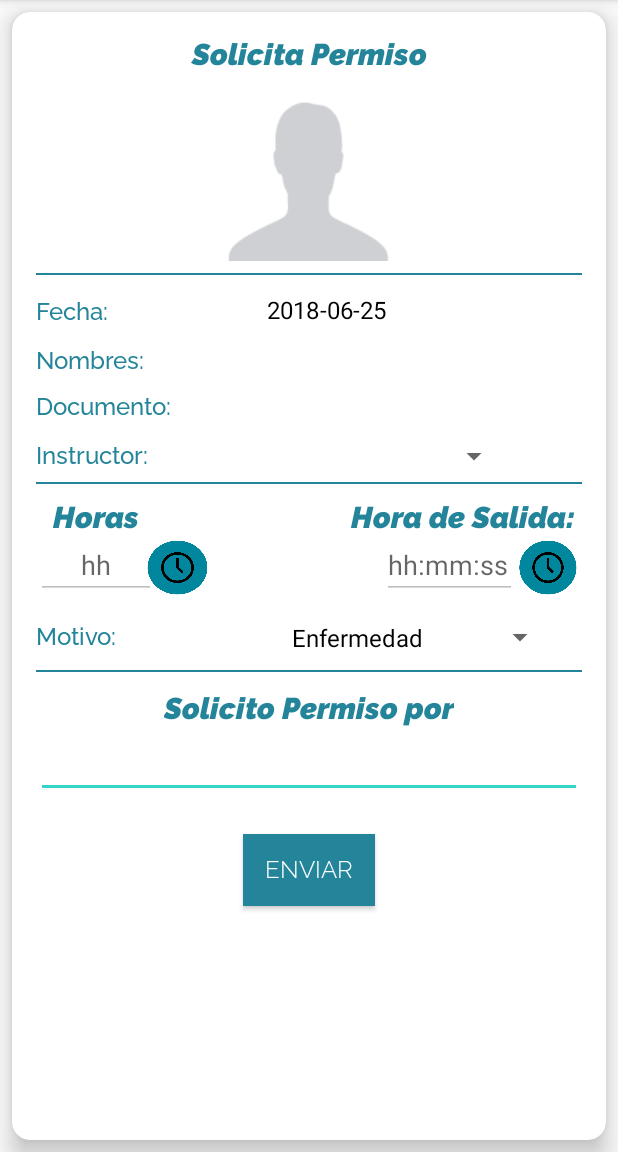
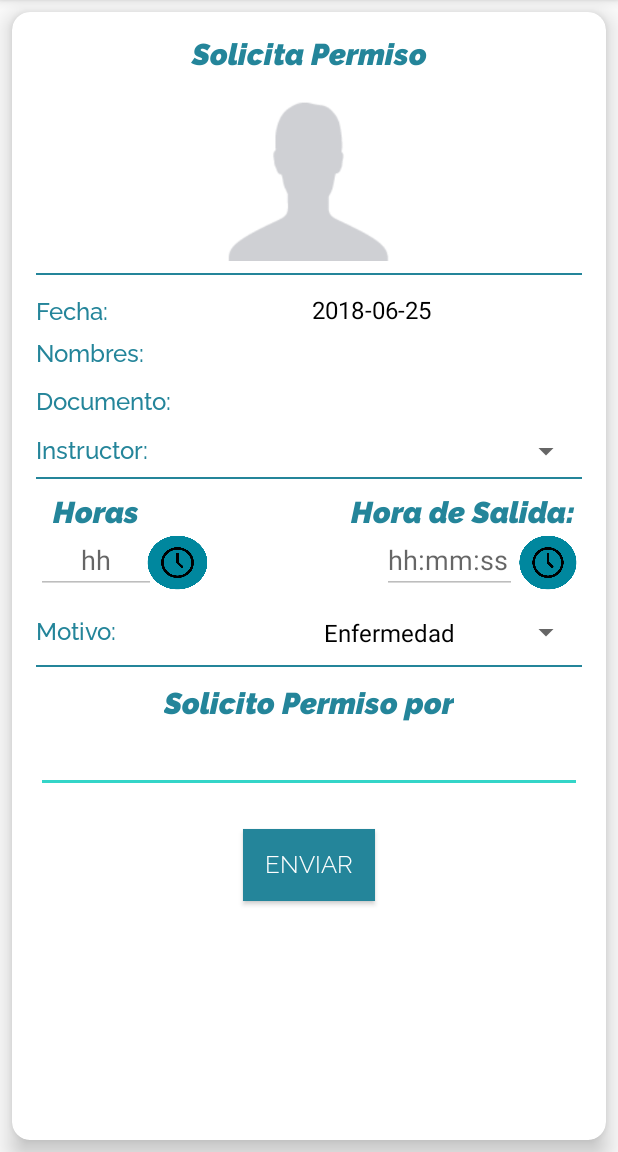
Before and after one commit to DARWorldSkills/pre, an Android app: the fragment FragmentPermiso shown on its own in the app's theme, on a phone screen of 412 x 824 dp, the part 84-1236 px from its top. Run offline under Robolectric (Android 15) with nearby library versions, the phone set to English and light mode, and no system bars; our stand-ins replace Picasso, Volley; network calls fail; pictures from the network do not load; 3 statements that could not run were skipped.

Commit message:
commitLN64

```diff
--- a/Guper/app/src/main/java/com/davidpopayan/sena/guper/Fragments/FragmentPermiso.java
+++ b/Guper/app/src/main/java/com/davidpopayan/sena/guper/Fragments/FragmentPermiso.java
@@ -15,6 +15,7 @@ import android.widget.ArrayAdapter;
 import android.widget.Button;
 import android.widget.EditText;
 import android.widget.ImageButton;
+import android.widget.ImageView;
 import android.widget.NumberPicker;
 import android.widget.Spinner;
 import android.widget.TextView;
@@ -39,6 +40,7 @@ import com.davidpopayan.sena.guper.models.Rol;
 import com.davidpopayan.sena.guper.models.RolPersona;
 import com.google.gson.Gson;
 import com.google.gson.reflect.TypeToken;
+import com.squareup.picasso.Picasso;
 
 import java.lang.reflect.Type;
 import java.text.DateFormat;
@@ -55,6 +57,7 @@ import java.util.Map;
  */
 public class FragmentPermiso extends Fragment implements View.OnClickListener{
     ImageButton btnHora1, btnHora11;
+    ImageView imagePer;
     EditText txtHora1,txtHoraT1;
     EditText txtSolicitarP;
     Button btnenviar;
@@ -99,8 +102,9 @@ public class FragmentPermiso extends Fragment implements View.OnClickListener{
         txtNombrePed = view.findViewById(R.id.txtNombreSP);
         txtDocumento = view.findViewById(R.id.txtdocumentoSP);
         txtfecha = view.findViewById(R.id.txtFechaSP);
+        imagePer = view.findViewById(R.id.imgPersonaP);
 
-
+        personaP = Login.personaT;
         listarMotivos();
 
 
@@ -111,6 +115,11 @@ public class FragmentPermiso extends Fragment implements View.OnClickListener{
         txtNombrePed.setText(Login.personaT.getNombres()+ " " + Login.personaT.getApellidos());
         txtDocumento.setText(Login.personaT.getDocumentoIdentidad());
         txtfecha.setText(dateFormat.format(date).toString());
+        if (personaP.getUrl().equals(null)) {
+            Picasso.with(getContext()).load(personaP.getImgPerfil()).into(imagePer);
+        }else {
+            Toast.makeText(mContext, "No tienes una imagen", Toast.LENGTH_SHORT).show();
+        }
 
         ArrayAdapter<String> adapter = new ArrayAdapter<>(getContext(),android.R.layout.simple_spinner_dropdown_item,MainActivity.instructorList);
         spinstructor.setAdapter(adapter);
@@ -128,6 +137,7 @@ public class FragmentPermiso extends Fragment implements View.OnClickListener{
         datos.add("Otro");
         ArrayAdapter<String> arrayAdapter = new ArrayAdapter(getContext(),android.R.layout.simple_spinner_dropdown_item,datos);
         spMotivo.setAdapter(arrayAdapter);
+
     }
 
     @Override
--- a/Guper/app/src/main/res/layout/fragment_fragment_permiso.xml
+++ b/Guper/app/src/main/res/layout/fragment_fragment_permiso.xml
@@ -21,10 +21,10 @@
         app:cardElevation="9dp"
         app:layout_constraintBottom_toBottomOf="parent"
         app:layout_constraintEnd_toEndOf="parent"
-        app:layout_constraintHorizontal_bias="0.0"
+        app:layout_constraintHorizontal_bias="1.0"
         app:layout_constraintStart_toStartOf="parent"
         app:layout_constraintTop_toTopOf="parent"
-        app:layout_constraintVertical_bias="1.0">
+        app:layout_constraintVertical_bias="0.0">
 
         <ScrollView
             android:layout_width="match_parent"
@@ -69,7 +69,7 @@
 
 
                 <ImageView
-                    android:id="@+id/imageView7"
+                    android:id="@+id/imgPersonaP"
                     android:layout_width="131dp"
                     android:layout_height="109dp"
                     android:layout_gravity="center"
@@ -90,7 +90,7 @@
 
                     <TextView
                         android:id="@+id/txtFechaSP"
-                        android:layout_width="210dp"
+                        android:layout_width="180dp"
                         android:layout_height="wrap_content"
                         android:layout_alignParentBottom="true"
                         android:layout_alignParentEnd="true"
@@ -113,7 +113,7 @@
 
                 <RelativeLayout
                     android:layout_width="match_parent"
-                    android:layout_height="31dp">
+                    android:layout_height="wrap_content">
 
 
                     <TextView
@@ -122,7 +122,7 @@
                         android:layout_height="wrap_content"
                         android:layout_alignParentStart="true"
                         android:layout_alignParentTop="true"
-                        android:layout_marginTop="10dp"
+                        android:layout_marginTop="5dp"
                         android:fontFamily="@font/raleway_medium"
                         android:text="@string/nombres"
                         android:textColor="@color/colorPrimary"
@@ -130,13 +130,13 @@
 
                     <TextView
                         android:id="@+id/txtNombreSP"
-                        android:layout_width="202dp"
+                        android:layout_width="180dp"
                         android:layout_height="wrap_content"
                         android:layout_alignParentEnd="true"
                         android:layout_alignParentTop="true"
-                        android:layout_marginEnd="7dp"
-                        android:layout_marginTop="10dp"
+                        android:layout_marginTop="4dp"
                         android:fontFamily="@font/raleway_medium"
+                        android:inputType="textMultiLine"
                         android:textColor="@color/colorPrimaryDark"
                         android:textSize="16sp" />
 
@@ -162,7 +162,7 @@
 
                     <TextView
                         android:id="@+id/txtdocumentoSP"
-                        android:layout_width="208dp"
+                        android:layout_width="180dp"
                         android:layout_height="wrap_content"
                         android:layout_alignParentBottom="true"
                         android:layout_alignParentEnd="true"
@@ -190,11 +190,10 @@
 
                     <Spinner
                         android:id="@+id/spInstructor"
-                        android:layout_width="167dp"
+                        android:layout_width="180dp"
                         android:layout_height="19dp"
                         android:layout_alignParentBottom="true"
-                        android:layout_alignParentEnd="true"
-                        android:layout_marginEnd="48dp" />
+                        android:layout_alignParentEnd="true" />
 
 
                 </RelativeLayout>
@@ -306,11 +305,10 @@
 
                     <Spinner
                         android:id="@+id/spmotivoP"
-                        android:layout_width="184dp"
+                        android:layout_width="180dp"
                         android:layout_height="wrap_content"
                         android:layout_alignParentEnd="true"
-                        android:layout_alignParentTop="true"
-                        android:layout_marginEnd="17dp" />
+                        android:layout_alignParentTop="true" />
 
 
                 </RelativeLayout>
@@ -353,9 +351,9 @@
                         android:layout_alignParentTop="true"
                         android:layout_centerHorizontal="true"
                         android:ems="10"
-                        android:textColor="@color/colorPrimaryDark"
                         android:fontFamily="@font/raleway_light"
                         android:inputType="textMultiLine"
+                        android:textColor="@color/colorPrimaryDark"
                         android:textSize="16sp" />
 
 
```
Also changed, not shown: Guper/app/src/main/java/com/davidpopayan/sena/guper/Fragments/FragmentListarPermisosIn.java (+11 -4 lines), Guper/app/src/main/java/com/davidpopayan/sena/guper/Fragments/FragmentPerfil.java (+42 -3 lines), Guper/app/src/main/res/layout/fragment_fragment_permiso_in.xml (+8 -6 lines), Guper/app/src/main/res/layout/item_listar_permiso_instructor.xml (+4 -3 lines).
